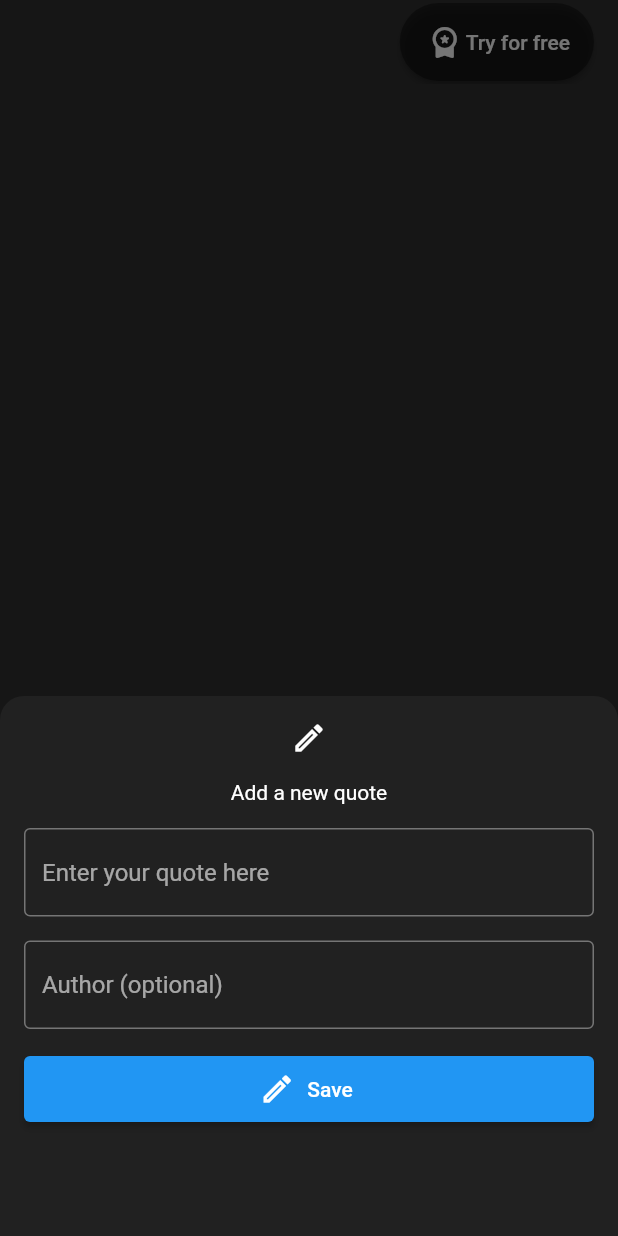
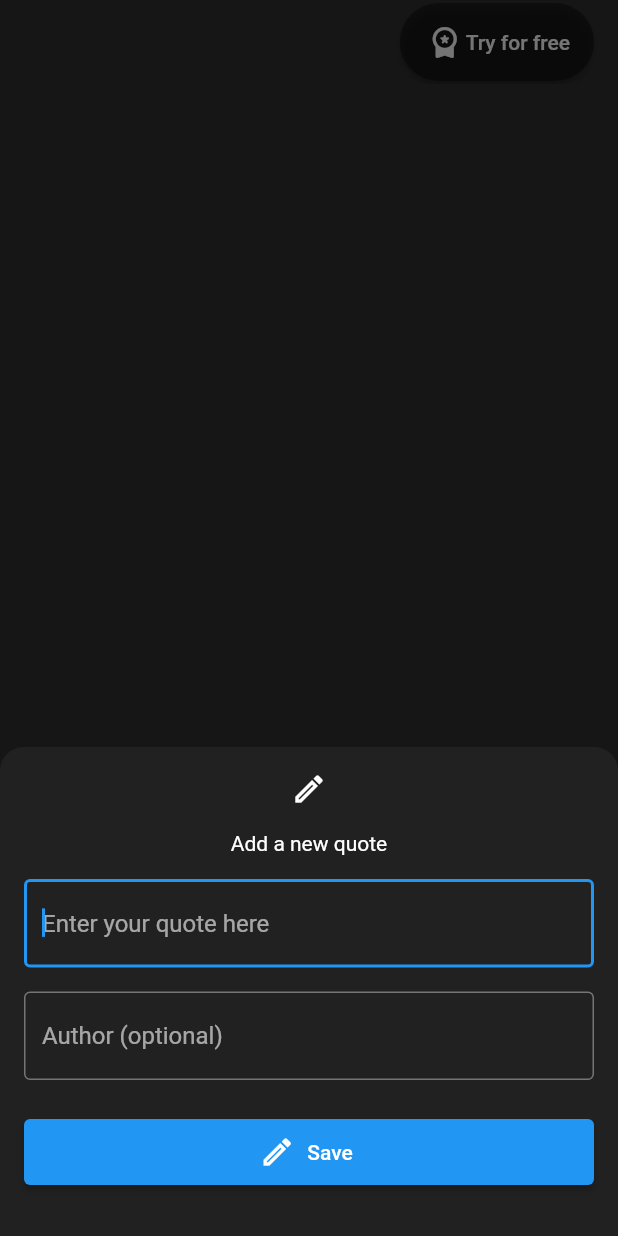
Before and after one commit to sinv207/quote_app, a Flutter app: the screen it shows after launch, after a tap on the "create" icon, on a phone screen of 412 x 824 dp. Run offline on Flutter 3.47's test engine with Material 2 defaults, Android fonts, the phone set to English and light mode, and no system bars; our stand-ins replace bloc, cached_network_image, cloud_firestore, equatable, firebase_core, firebase_storage and 4 more; accounts and stored records are empty.

Commit message:
Complete new quote feature

```diff
--- a/lib/blocs/quotes/quotes_bloc.dart
+++ b/lib/blocs/quotes/quotes_bloc.dart
@@ -17,6 +17,7 @@ class QuotesBloc extends Bloc<QuotesEvent, QuotesState> {
         super(const QuotesState.initial()) {
     on<QuotesFetched>(_quotesFetched);
     on<QuotesUpdated>(_quotesUpdated);
+    on<QuotesAdded>(_quotesAdded);
     on<FavoriteQuoteUpdated>(_favoritesUpdated);
 
     // _quotesSubscription.cancel();
@@ -77,4 +78,8 @@ class QuotesBloc extends Bloc<QuotesEvent, QuotesState> {
       favorites: Map.of(state.favorites),
     ));
   }
+
+  FutureOr<void> _quotesAdded(QuotesAdded event, Emitter<QuotesState> emit) {
+    _quotesRepository.addNewQuote(event.quote);
+  }
 }
--- a/lib/blocs/quotes/quotes_event.dart
+++ b/lib/blocs/quotes/quotes_event.dart
@@ -29,3 +29,11 @@ class FavoriteQuoteUpdated extends QuotesEvent {
   @override
   List<Object> get props => [quoteId, flag];
 }
+
+class QuotesAdded extends QuotesEvent {
+  final Quote quote;
+
+  const QuotesAdded(this.quote);
+  @override
+  List<Object> get props => [quote];
+}
--- a/lib/models/quote.dart
+++ b/lib/models/quote.dart
@@ -27,7 +27,7 @@ class Quote extends Equatable {
   Map<String, dynamic> toMap() {
     return {
       'id': id,
-      'quote': text,
+      'text': text,
       'author': author,
     };
   }
--- a/lib/pages/home_page.dart
+++ b/lib/pages/home_page.dart
@@ -1,3 +1,4 @@
+import 'package:flutter/cupertino.dart';
 import 'package:flutter/material.dart';
 import 'package:flutter/src/foundation/diagnostics.dart';
 import 'package:flutter_bloc/flutter_bloc.dart';
@@ -114,105 +115,3 @@ class _MyHomePageState extends State<MyHomePage> {
     );
   }
 }
-
-class HomeFloatButtons extends StatelessWidget {
-  const HomeFloatButtons({
-    Key? key,
-  }) : super(key: key);
-
-  @override
-  Widget build(BuildContext context) {
-    return Padding(
-      padding: const EdgeInsets.symmetric(horizontal: 16.0, vertical: 12.0),
-      child: Row(
-        mainAxisAlignment: MainAxisAlignment.spaceBetween,
-        children: [
-          ElevatedButton(
-            style: ElevatedButton.styleFrom(
-              primary: Colors.black38,
-              shape: RoundedRectangleBorder(
-                borderRadius: BorderRadius.circular(20.0),
-              ),
-            ),
-            onPressed: () async {
-              final result = await showModalBottomSheet(
-                context: context,
-                // Remove default color to show border radius
-                backgroundColor: Colors.transparent,
-                builder: (BuildContext context) => Container(
-                  decoration: BoxDecoration(
-                    color: Theme.of(context).primaryColor,
-                    borderRadius: const BorderRadius.vertical(
-                      top: Radius.circular(16),
-                    ),
-                  ),
-                  height: 360,
-                  child: NewQuotePage(),
-                ),
-              );
-              if (result != null) {
-                // Do something...
-                print((result as Quote).toString());
-              }
-            },
-            child: const Padding(
-              padding: EdgeInsets.symmetric(vertical: 12.0),
-              child: Icon(Icons.create_rounded),
-            ),
-          ),
-          ElevatedButton(
-            style: ElevatedButton.styleFrom(
-              primary: Colors.black38,
-              shape: RoundedRectangleBorder(
-                borderRadius: BorderRadius.circular(20.0),
-              ),
-            ),
-            onPressed: () {},
-            child: const Padding(
-              padding: EdgeInsets.symmetric(vertical: 12.0),
-              child: Icon(Icons.person_rounded),
-            ),
-          ),
-        ],
-      ),
-    );
-  }
-}
-
-class HomeAppBar extends StatelessWidget {
-  const HomeAppBar({
-    Key? key,
-  }) : super(key: key);
-
-  @override
-  Widget build(BuildContext context) {
-    return AppBar(
-      // title: Text(widget.title),
-      backgroundColor: Colors.transparent,
-      elevation: 0,
-      actions: [
-        Padding(
-          padding: const EdgeInsets.symmetric(horizontal: 16.0, vertical: 2.0),
-          child: ElevatedButton(
-            style: ElevatedButton.styleFrom(
-              primary: Colors.black38,
-              shape: RoundedRectangleBorder(
-                borderRadius: BorderRadius.circular(100.0),
-              ),
-            ),
-            onPressed: () {},
-            child: Row(
-              children: const [
-                Padding(
-                  padding: EdgeInsets.all(2.0),
-                  child: Icon(Icons.workspace_premium_rounded),
-                ),
-                Text('Try for free'),
-              ],
-            ),
-          ),
-        ),
-      ],
-    );
-  }
-}
--- a/lib/pages/new_quote_page.dart
+++ b/lib/pages/new_quote_page.dart
@@ -16,6 +16,15 @@ class _NewQuotePageState extends State<NewQuotePage> {
 
   String get quote => _quoteController.text;
   String get author => _authorController.text;
+
+  final FocusNode _quoteFocusNode = FocusNode();
+  final FocusNode _authorFocusNode = FocusNode();
+
+  @override
+  void initState() {
+    _quoteFocusNode.requestFocus();
+    super.initState();
+  }
 
   @override
   Widget build(BuildContext context) {
@@ -39,6 +48,7 @@ class _NewQuotePageState extends State<NewQuotePage> {
                 hintText: 'Enter your quote here',
               ),
               controller: _quoteController,
+              focusNode: _quoteFocusNode,
             ),
             const SizedBox(height: 16),
             TextField(
@@ -47,8 +57,10 @@ class _NewQuotePageState extends State<NewQuotePage> {
                 hintText: 'Author (optional)',
               ),
               controller: _authorController,
+              focusNode: _authorFocusNode,
             ),
-            const SizedBox(height: 16),
+            const SizedBox(height: 24),
+
             Row(
               children: [
                 Expanded(
--- a/lib/repositories/firebase_quotes_repository.dart
+++ b/lib/repositories/firebase_quotes_repository.dart
@@ -18,9 +18,14 @@ class FirebaseQuotesRepository implements QuotesRepository {
 
   @override
   Stream<List<Quote>> quotes() {
-    return _quotesCollection.snapshots().map((snapshot) {
+    return _quotesCollection
+        // TODO: sort by user experiences
+        .orderBy('created_at', descending: true)
+        .snapshots()
+        .map((snapshot) {
+      // doc.data()..addAll({'id': doc.id})
       return snapshot.docs
-          .map((doc) => Quote.fromJson(doc.data()..addAll({'id': doc.id})))
+          .map((doc) => Quote.fromJson({'id': doc.id, ...doc.data()}))
           .toList();
     });
   }
@@ -30,6 +35,11 @@ class FirebaseQuotesRepository implements QuotesRepository {
     _favoritesCollection
         .doc('${_user.id}_$quoteId')
         .set({'is_favorite': flag, 'user': _user.id});
+
+// update
+    // _quotesCollection.doc(quoteId).update({
+    //   'created_at': FieldValue.serverTimestamp(),
+    // });
   }
 
   @override
@@ -48,8 +58,18 @@ class FirebaseQuotesRepository implements QuotesRepository {
   Future<List<Favorite>> fetchFavorites() async {
     QuerySnapshot<Map<String, dynamic>> snapshot =
         await _favoritesCollection.where('user', isEqualTo: _user.id).get();
+    // doc.data()..addAll({'id': doc.id})
     return snapshot.docs
-        .map((doc) => Favorite.fromMap(doc.data()..addAll({'id': doc.id})))
+        .map((doc) => Favorite.fromMap({'id': doc.id, ...doc.data()}))
         .toList();
   }
+
+  @override
+  Future<void> addNewQuote(Quote quote) async {
+    _quotesCollection.add({
+      'text': quote.text,
+      'author': quote.author,
+      'created_at': FieldValue.serverTimestamp(),
+    });
+  }
 }
--- a/lib/repositories/quotes_repository.dart
+++ b/lib/repositories/quotes_repository.dart
@@ -13,6 +13,8 @@ abstract class QuotesRepository {
   // Future<void> updateTodo(Quote quote);
   // Future<List<Quote>> fetchQuotes();
 
+  Future<void> addNewQuote(Quote quote);
+
   Future<void> updateFavorite(String quoteId, bool flag);
 
   Future<List<Favorite>> fetchFavorites();
--- /dev/null
+++ b/lib/widgets/home/app_bar.dart
@@ -0,0 +1,39 @@
+import 'package:flutter/material.dart';
+
+class HomeAppBar extends StatelessWidget {
+  const HomeAppBar({
+    Key? key,
+  }) : super(key: key);
+
+  @override
+  Widget build(BuildContext context) {
+    return AppBar(
+      // title: Text(widget.title),
+      backgroundColor: Colors.transparent,
+      elevation: 0,
+      actions: [
+        Padding(
+          padding: const EdgeInsets.symmetric(horizontal: 16.0, vertical: 2.0),
+          child: ElevatedButton(
+            style: ElevatedButton.styleFrom(
+              primary: Colors.black38,
+              shape: RoundedRectangleBorder(
+                borderRadius: BorderRadius.circular(100.0),
+              ),
+            ),
+            onPressed: () {},
+            child: Row(
+              children: const [
+                Padding(
+                  padding: EdgeInsets.all(2.0),
+                  child: Icon(Icons.workspace_premium_rounded),
+                ),
+                Text('Try for free'),
+              ],
+            ),
+          ),
+        ),
+      ],
+    );
+  }
+}
--- /dev/null
+++ b/lib/widgets/home/float_button.dart
@@ -0,0 +1,85 @@
+import 'package:flutter/material.dart';
+import 'package:flutter_bloc/flutter_bloc.dart';
+
+import '../../blocs/blocs.dart';
+import '../../models/models.dart';
+import '../../pages/new_quote_page.dart';
+
+class HomeFloatButtons extends StatelessWidget {
+  const HomeFloatButtons({
+    Key? key,
+  }) : super(key: key);
+
+  @override
+  Widget build(BuildContext context) {
+    final QuotesBloc bloc = BlocProvider.of<QuotesBloc>(context);
+    return Padding(
+      padding: const EdgeInsets.symmetric(horizontal: 16.0, vertical: 12.0),
+      child: Row(
+        mainAxisAlignment: MainAxisAlignment.spaceBetween,
+        children: [
+          ElevatedButton(
+            style: ElevatedButton.styleFrom(
+              primary: Colors.black38,
+              shape: RoundedRectangleBorder(
+                borderRadius: BorderRadius.circular(20.0),
+              ),
+            ),
+            onPressed: () async {
+              final result = await showModalBottomSheet(
+                context: context,
+                // Avoid keyboard
+                isScrollControlled: true,
+                // Remove default color to show border radius
+                backgroundColor: Colors.transparent,
+                builder: (BuildContext context) => Padding(
+                  // Avoid keyboard
+                  padding: MediaQuery.of(context).viewInsets,
+                  child: Container(
+                    padding: const EdgeInsets.only(bottom: 16),
+                    decoration: BoxDecoration(
+                      color: Theme.of(context).primaryColor,
+                      borderRadius: const BorderRadius.vertical(
+                        top: Radius.circular(16),
+                      ),
+                    ),
+                    // height: 300,
+                    // Wrap for dynamic height
+                    child: Wrap(
+                      children: [
+                        NewQuotePage(),
+                      ],
+                    ),
+                  ),
+                ),
+              );
+
+              if (result != null) {
+                // Do something...
+                print((result as Quote).toString());
+                bloc.add(QuotesAdded((result as Quote)));
+              }
+            },
+            child: const Padding(
+              padding: EdgeInsets.symmetric(vertical: 12.0),
+              child: Icon(Icons.create_rounded),
+            ),
+          ),
+          ElevatedButton(
+            style: ElevatedButton.styleFrom(
+              primary: Colors.black38,
+              shape: RoundedRectangleBorder(
+                borderRadius: BorderRadius.circular(20.0),
+              ),
+            ),
+            onPressed: () {},
+            child: const Padding(
+              padding: EdgeInsets.symmetric(vertical: 12.0),
+              child: Icon(Icons.person_rounded),
+            ),
+          ),
+        ],
+      ),
+    );
+  }
+}
--- /dev/null
+++ b/lib/widgets/home/home.dart
@@ -0,0 +1,2 @@
+export 'app_bar.dart';
+export 'float_button.dart';
--- a/lib/widgets/widgets.dart
+++ b/lib/widgets/widgets.dart
@@ -1,2 +1,3 @@
+export 'home/home.dart';
 export 'quote_themes/quote_themes.dart';
 export 'quotes/quotes.dart';
```
